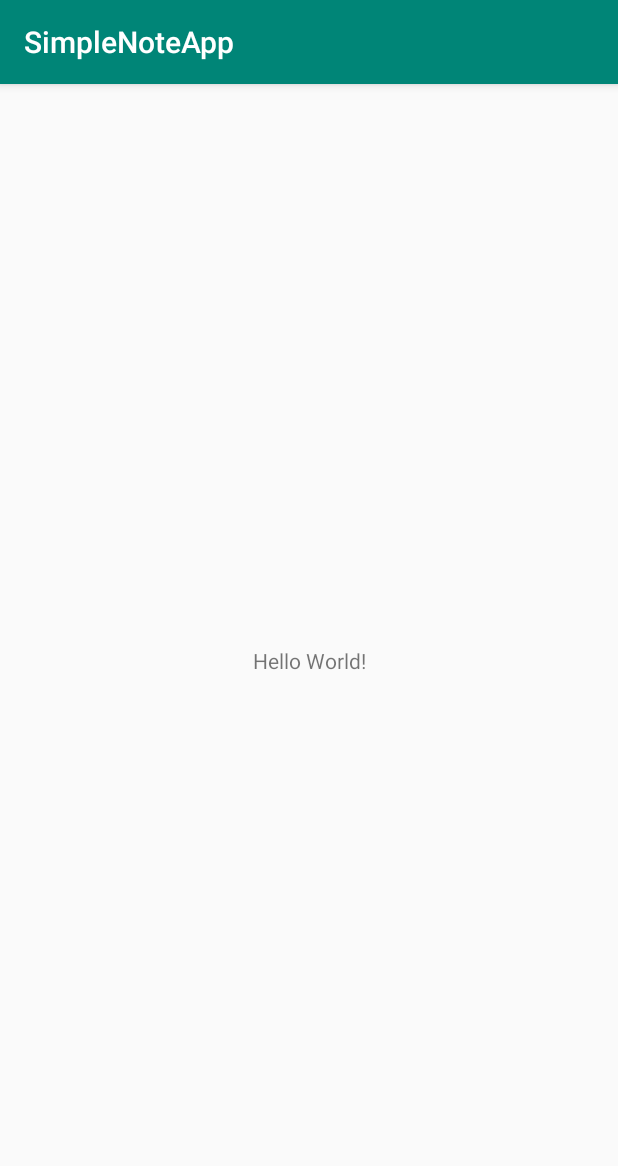
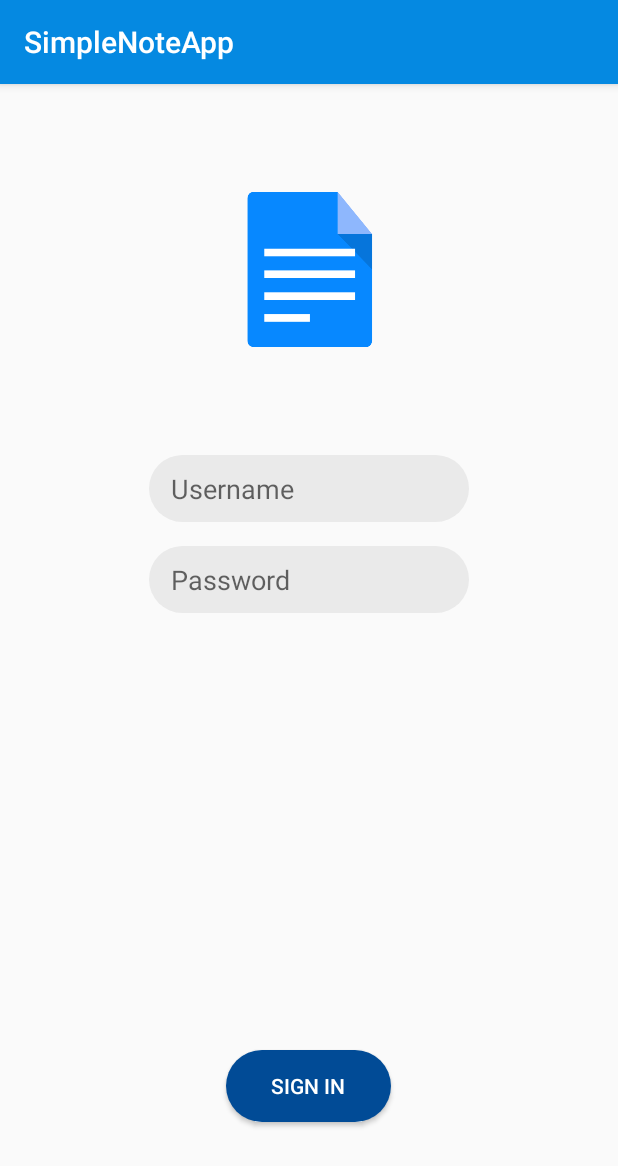
Before and after one commit to chrisyees/SimpleNote, an Android app: the screen it shows after launch (MainActivity before the commit, LoginActivity after it), on a phone screen of 412 x 824 dp. Shown: the top 1166 px of the screen. Run offline under Robolectric (Android 15) with nearby library versions, the phone set to English and light mode, and no system bars.

Commit message:
Added login screen UI

```diff
--- a/src/app/src/main/AndroidManifest.xml
+++ b/src/app/src/main/AndroidManifest.xml
@@ -1,6 +1,8 @@
 <?xml version="1.0" encoding="utf-8"?>
 <manifest xmlns:android="http://schemas.android.com/apk/res/android"
     package="com.cs180.simplenote.simplenoteapp">
+
+    <uses-permission android:name="android.permission.INTERNET" />
 
     <application
         android:allowBackup="true"
@@ -9,7 +11,8 @@
         android:roundIcon="@mipmap/ic_launcher_round"
         android:supportsRtl="true"
         android:theme="@style/AppTheme">
-        <activity android:name=".MainActivity">
+        <activity android:name=".MainActivity"></activity>
+        <activity android:name=".LoginActivity">
             <intent-filter>
                 <action android:name="android.intent.action.MAIN" />
 
--- /dev/null
+++ b/src/app/src/main/java/com/cs180/simplenote/simplenoteapp/LoginActivity.java
@@ -0,0 +1,13 @@
+package com.cs180.simplenote.simplenoteapp;
+
+import android.support.v7.app.AppCompatActivity;
+import android.os.Bundle;
+
+public class LoginActivity extends AppCompatActivity {
+
+    @Override
+    protected void onCreate(Bundle savedInstanceState) {
+        super.onCreate(savedInstanceState);
+        setContentView(R.layout.activity_login);
+    }
+}
--- /dev/null
+++ b/src/app/src/main/res/drawable/button_style.xml
@@ -0,0 +1,5 @@
+<?xml version="1.0" encoding="utf-8"?>
+<shape xmlns:android="http://schemas.android.com/apk/res/android">
+    <solid android:color="@color/colorPrimaryDark"/>
+    <corners android:radius="30dp"/>
+</shape>
--- /dev/null
+++ b/src/app/src/main/res/drawable/plain_text_background.xml
@@ -0,0 +1,7 @@
+<?xml version="1.0" encoding="utf-8"?>
+<shape xmlns:android="http://schemas.android.com/apk/res/android">
+    <solid android:color="#eaeaea"/>
+    <corners android:radius="30dp"/>
+    <padding android:right="10dp" android:top="10dp" android:bottom="10dp"
+        android:left="15dp" />
+</shape>
--- /dev/null
+++ b/src/app/src/main/res/layout/activity_login.xml
@@ -0,0 +1,77 @@
+<?xml version="1.0" encoding="utf-8"?>
+<android.support.constraint.ConstraintLayout xmlns:android="http://schemas.android.com/apk/res/android"
+    xmlns:app="http://schemas.android.com/apk/res-auto"
+    xmlns:tools="http://schemas.android.com/tools"
+    android:layout_width="match_parent"
+    android:layout_height="match_parent"
+    tools:context=".LoginActivity">
+
+
+    <android.support.constraint.Guideline
+        android:id="@+id/guideline2"
+        android:layout_width="wrap_content"
+        android:layout_height="wrap_content"
+        android:orientation="horizontal"
+        app:layout_constraintGuide_begin="300dp" />
+
+    <EditText
+        android:background="@drawable/plain_text_background"
+        android:id="@+id/login_username"
+        android:layout_width="wrap_content"
+        android:layout_height="wrap_content"
+        android:layout_marginStart="8dp"
+        android:layout_marginEnd="8dp"
+        android:layout_marginBottom="8dp"
+        android:ems="10"
+        android:hint="Username"
+        android:inputType="textPersonName"
+        app:layout_constraintBottom_toTopOf="@+id/guideline2"
+        app:layout_constraintEnd_toEndOf="parent"
+        app:layout_constraintStart_toStartOf="parent" />
+
+    <EditText
+        android:background="@drawable/plain_text_background"
+        android:hint="Password"
+        android:id="@+id/login_password"
+        android:layout_width="wrap_content"
+        android:layout_height="wrap_content"
+        android:layout_marginStart="8dp"
+        android:layout_marginTop="8dp"
+        android:layout_marginEnd="8dp"
+        android:ems="10"
+        android:inputType="textPassword"
+        app:layout_constraintEnd_toEndOf="parent"
+        app:layout_constraintStart_toStartOf="parent"
+        app:layout_constraintTop_toTopOf="@+id/guideline2" />
+
+    <Button
+        android:id="@+id/login_button"
+        android:layout_width="110dp"
+        android:layout_height="wrap_content"
+        android:layout_marginStart="8dp"
+        android:layout_marginEnd="8dp"
+        android:layout_marginBottom="76dp"
+        android:background="@drawable/button_style"
+        android:text="Sign In"
+        android:textColor="#ffffff"
+        app:layout_constraintBottom_toBottomOf="parent"
+        app:layout_constraintEnd_toEndOf="parent"
+        app:layout_constraintHorizontal_bias="0.498"
+        app:layout_constraintStart_toStartOf="parent" />
+
+    <ImageView
+        android:id="@+id/imageView"
+        android:layout_width="119dp"
+        android:layout_height="119dp"
+        android:layout_marginStart="8dp"
+        android:layout_marginTop="8dp"
+        android:layout_marginEnd="8dp"
+        android:layout_marginBottom="8dp"
+        app:layout_constraintBottom_toTopOf="@+id/login_username"
+        app:layout_constraintEnd_toEndOf="parent"
+        app:layout_constraintStart_toStartOf="parent"
+        app:layout_constraintTop_toTopOf="parent"
+        app:srcCompat="@drawable/document_icon" />
+
+
+</android.support.constraint.ConstraintLayout>
--- a/src/app/src/main/res/values/colors.xml
+++ b/src/app/src/main/res/values/colors.xml
@@ -1,6 +1,6 @@
 <?xml version="1.0" encoding="utf-8"?>
 <resources>
-    <color name="colorPrimary">#008577</color>
-    <color name="colorPrimaryDark">#00574B</color>
-    <color name="colorAccent">#D81B60</color>
+    <color name="colorPrimary">#0589e1</color>
+    <color name="colorPrimaryDark">#014b96</color>
+    <color name="colorAccent">#ffffff</color>
 </resources>
```
Also changed, not shown: src/app/build.gradle (line endings or trailing spaces), src/app/src/main/res/drawable/document_icon.png (added).
